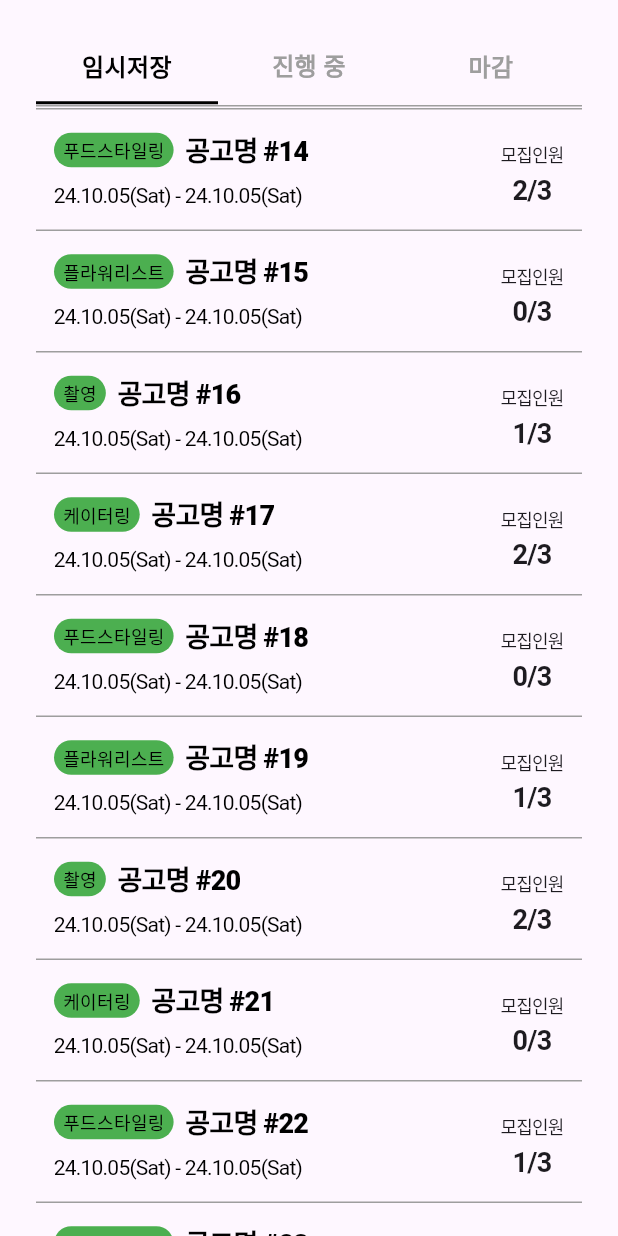
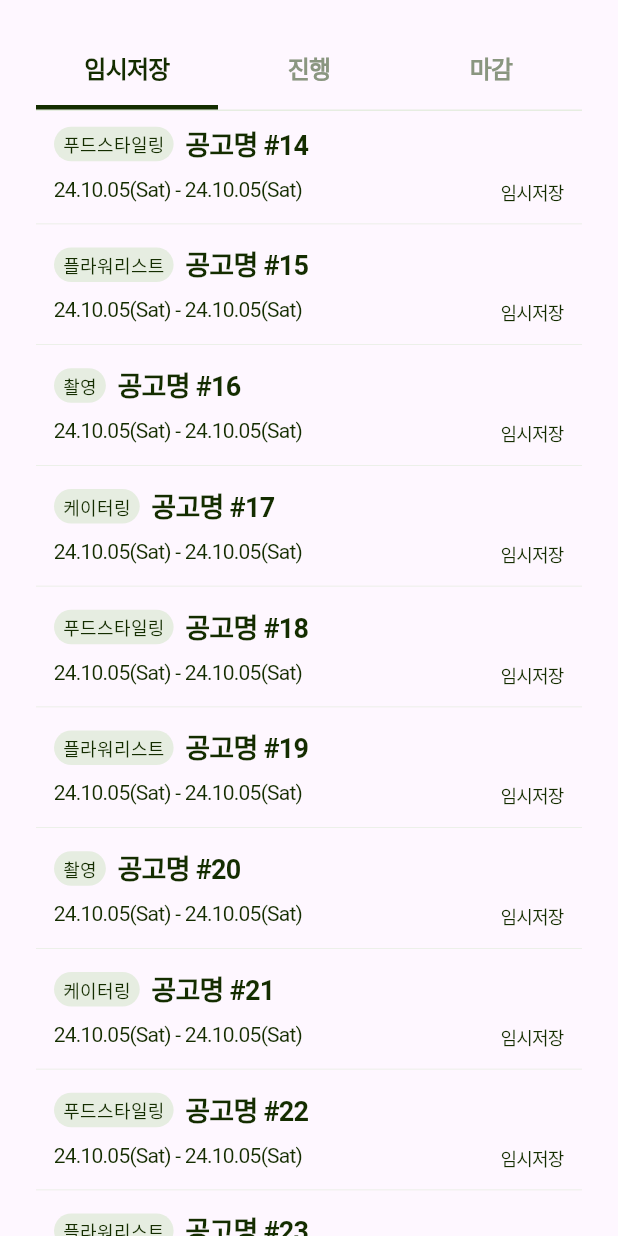
Before and after one commit to f-lab-edu/flutter-withu, a Flutter app: the screen it shows after launch, scrolled down 1152 dp, on a phone screen of 412 x 824 dp. Run offline on Flutter 3.47's test engine with Material 3 defaults, Android fonts, the phone set to English and light mode, and no system bars; our stand-ins replace auto_route, dio, equatable, flutter_bloc, freezed_annotation, get_it and 2 more.

Commit message:
feat: flutter_gen 으로 Color 리소스 관리 추가
1. Color 리소스 생성
2. Color 스타일 적용

```diff
--- a/lib/core/type/job_posting_status_type.dart
+++ b/lib/core/type/job_posting_status_type.dart
@@ -16,7 +16,7 @@ extension JobPostingStatusTypeEx on JobPostingStatusType {
       case JobPostingStatusType.temporary:
         return '임시저장';
       case JobPostingStatusType.inProgress:
-        return '진행 중';
+        return '진행';
       case JobPostingStatusType.closed:
         return '마감';
     }
--- a/lib/feature/job_posting/domain/entities/job_posting_entity.dart
+++ b/lib/feature/job_posting/domain/entities/job_posting_entity.dart
@@ -16,6 +16,9 @@ class JobPostingEntity {
   /// 종료날짜
   final DateTime? endDate;
 
+  /// 상태
+  final JobPostingStatusType status;
+
   /// 현재 지원한 인원 수
   final int current;
 
@@ -28,6 +31,7 @@ class JobPostingEntity {
     required this.category,
     required this.startDate,
     required this.endDate,
+    required this.status,
     required this.current,
     required this.max,
   });
--- a/lib/feature/job_posting/domain/usecases/usecases.dart
+++ b/lib/feature/job_posting/domain/usecases/usecases.dart
@@ -35,6 +35,7 @@ class JobPostingUseCaseImpl implements JobPostingUseCase {
               category: dto.category,
               startDate: dto.startDate,
               endDate: dto.endDate,
+              status: dto.status,
               current: dto.current,
               max: dto.max,
             ),
--- a/lib/feature/job_posting/presentation/widgets/job_postings_item.dart
+++ b/lib/feature/job_posting/presentation/widgets/job_postings_item.dart
@@ -1,7 +1,7 @@
 import 'package:flutter/material.dart';
-import 'package:withu_app/core/type/job_category.dart';
-import 'package:withu_app/core/utils/extensions/date_ex.dart';
+import 'package:withu_app/core/core.dart';
 import 'package:withu_app/feature/job_posting/domain/domain.dart';
+import 'package:withu_app/gen/colors.gen.dart';
 import 'package:withu_app/shared/shared.dart';
 
 /// 공고 목록 아이템
@@ -16,7 +16,10 @@ class JobPostingsItem extends StatelessWidget {
       padding: const EdgeInsets.all(12),
       decoration: const BoxDecoration(
         border: Border(
-          bottom: BorderSide(color: Colors.grey),
+          bottom: BorderSide(
+            color: ColorName.teritary,
+            width: 0.5,
+          ),
         ),
       ),
       child: Row(
@@ -24,17 +27,9 @@ class JobPostingsItem extends StatelessWidget {
         crossAxisAlignment: CrossAxisAlignment.end,
         children: [
           Expanded(
-            child: _Information(
-              title: entity.title,
-              category: entity.category,
-              startDate: entity.startDate,
-              endDate: entity.endDate,
-            ),
+            child: _Information(entity: entity),
           ),
-          _RecruitmentCounter(
-            max: entity.max,
-            current: entity.current,
-          ),
+          _RightView(entity: entity),
         ],
       ),
     );
@@ -42,30 +37,19 @@ class JobPostingsItem extends StatelessWidget {
 }
 
 class _Information extends StatelessWidget {
-  final JobCategory category;
+  final JobPostingEntity entity;
 
-  final String title;
-
-  final DateTime startDate;
-
-  final DateTime? endDate;
+  const _Information({required this.entity});
 
   String get _date => _getDisplayDate();
-
-  const _Information({
-    required this.category,
-    required this.title,
-    required this.startDate,
-    this.endDate,
-  });
 
   /// 표시 날짜 얻기.
   String _getDisplayDate() {
     const String format = 'yy.MM.dd(E)';
-    String result = startDate.format(format);
+    String result = entity.startDate.format(format);
 
-    if (endDate != null) {
-      result += ' - ${endDate?.format(format)}';
+    if (entity.endDate != null) {
+      result += ' - ${entity.endDate?.format(format)}';
     }
     return result;
   }
@@ -80,22 +64,22 @@ class _Information extends StatelessWidget {
           crossAxisAlignment: CrossAxisAlignment.center,
           children: [
             BaseBadge(
-              text: category.displayName,
+              text: entity.category.displayName,
               textStyle: const TextStyle(
                 fontSize: 12,
                 fontWeight: FontWeight.w400,
-                color: Colors.black,
+                color: ColorName.primary,
                 height: 19.2 / 12,
               ),
-              backgroundColor: Colors.green,
+              backgroundColor: ColorName.teritary,
             ),
             const SizedBox(width: 8),
             Text(
-              title,
+              entity.title,
               style: const TextStyle(
                 fontSize: 18,
-                fontWeight: FontWeight.w800,
-                color: Colors.black,
+                fontWeight: FontWeight.w700,
+                color: ColorName.primary,
                 height: 28.8 / 18,
                 letterSpacing: -0.5,
               ),
@@ -109,7 +93,7 @@ class _Information extends StatelessWidget {
           style: const TextStyle(
             fontSize: 14,
             fontWeight: FontWeight.w400,
-            color: Colors.black,
+            color: ColorName.primary,
             height: 22.4 / 14,
             letterSpacing: -0.5,
           ),
@@ -119,8 +103,48 @@ class _Information extends StatelessWidget {
   }
 }
 
-/// 모집인원
-class _RecruitmentCounter extends StatelessWidget {
+class _RightView extends StatelessWidget {
+  final JobPostingEntity entity;
+
+  const _RightView({required this.entity});
+
+  @override
+  Widget build(BuildContext context) {
+    switch (entity.status) {
+      case JobPostingStatusType.temporary:
+        return const _TemporaryView();
+      case JobPostingStatusType.inProgress:
+        return _InProgressView(
+          max: entity.max,
+          current: entity.current,
+        );
+      case JobPostingStatusType.closed:
+        return const _ClosedView();
+    }
+  }
+}
+
+/// 임시저장
+class _TemporaryView extends StatelessWidget {
+  const _TemporaryView();
+
+  @override
+  Widget build(BuildContext context) {
+    return const Text(
+      '임시저장',
+      style: TextStyle(
+        fontSize: 12,
+        fontWeight: FontWeight.w400,
+        color: ColorName.primary,
+        height: 19.2 / 12,
+        letterSpacing: -0.5,
+      ),
+    );
+  }
+}
+
+/// 진행 - 모집인원
+class _InProgressView extends StatelessWidget {
   /// 최대 인원
   final int max;
 
@@ -130,7 +154,7 @@ class _RecruitmentCounter extends StatelessWidget {
   /// 현재 / 최대
   String get counter => '$current/$max';
 
-  const _RecruitmentCounter({
+  const _InProgressView({
     required this.max,
     required this.current,
   });
@@ -145,6 +169,7 @@ class _RecruitmentCounter extends StatelessWidget {
           style: TextStyle(
             fontSize: 12,
             fontWeight: FontWeight.w400,
+            color: ColorName.primary,
             height: 19.2 / 12,
             letterSpacing: -0.5,
           ),
@@ -154,6 +179,7 @@ class _RecruitmentCounter extends StatelessWidget {
           style: const TextStyle(
             fontSize: 18,
             fontWeight: FontWeight.w700,
+            color: ColorName.primary,
             height: 28.8 / 18,
             letterSpacing: -0.5,
           ),
@@ -162,3 +188,22 @@ class _RecruitmentCounter extends StatelessWidget {
     );
   }
 }
+
+/// 마감
+class _ClosedView extends StatelessWidget {
+  const _ClosedView();
+
+  @override
+  Widget build(BuildContext context) {
+    return const Text(
+      '모집마감',
+      style: TextStyle(
+        fontSize: 12,
+        fontWeight: FontWeight.w400,
+        color: ColorName.primary,
+        height: 19.2 / 12,
+        letterSpacing: -0.5,
+      ),
+    );
+  }
+}
--- /dev/null
+++ b/lib/gen/colors.gen.dart
@@ -0,0 +1,33 @@
+/// GENERATED CODE - DO NOT MODIFY BY HAND
+/// *****************************************************
+///  FlutterGen
+/// *****************************************************
+
+// coverage:ignore-file
+// ignore_for_file: type=lint
+// ignore_for_file: directives_ordering,unnecessary_import,implicit_dynamic_list_literal,deprecated_member_use
+
+import 'package:flutter/painting.dart';
+import 'package:flutter/material.dart';
+
+class ColorName {
+  ColorName._();
+
+  /// Color: #F6BE2C
+  static const Color annotations = Color(0xFFF6BE2C);
+
+  /// Color: #142d00
+  static const Color primary = Color(0xFF142D00);
+
+  /// Color: #496433
+  static const Color primary80 = Color(0xFF496433);
+
+  /// Color: #8a9680
+  static const Color secondary = Color(0xFF8A9680);
+
+  /// Color: #e6ede1
+  static const Color teritary = Color(0xFFE6EDE1);
+
+  /// Color: #ffffff
+  static const Color white = Color(0xFFFFFFFF);
+}
--- a/lib/shared/widgets/tab/widget/base_tab.dart
+++ b/lib/shared/widgets/tab/widget/base_tab.dart
@@ -1,4 +1,5 @@
 import 'package:flutter/material.dart';
+import 'package:withu_app/gen/colors.gen.dart';
 import 'package:withu_app/shared/shared.dart';
 
 /// 탭 아이템
@@ -18,8 +19,8 @@ class BaseTab extends StatelessWidget {
 
   @override
   Widget build(BuildContext context) {
-    final textColor = isSelected ? Colors.black : Colors.grey;
-    final borderColor = isSelected ? Colors.black : Colors.transparent;
+    final textColor = isSelected ? ColorName.primary : ColorName.secondary;
+    final borderColor = isSelected ? ColorName.primary : Colors.transparent;
 
     return InkWell(
       onTap: onTap,
@@ -30,7 +31,7 @@ class BaseTab extends StatelessWidget {
           border: Border(
             bottom: BorderSide(
               color: borderColor,
-              width: 2,
+              width: 3,
             ),
           ),
         ),
@@ -40,6 +41,8 @@ class BaseTab extends StatelessWidget {
           style: TextStyle(
             fontSize: 16,
             fontWeight: FontWeight.w700,
+            height: 25.6 / 16,
+            letterSpacing: -0.5,
             color: textColor,
           ),
         ),
--- a/lib/shared/widgets/tab/widget/base_tabs.dart
+++ b/lib/shared/widgets/tab/widget/base_tabs.dart
@@ -1,4 +1,5 @@
 import 'package:flutter/material.dart';
+import 'package:withu_app/gen/colors.gen.dart';
 import 'package:withu_app/shared/shared.dart';
 
 /// Dynamic Tab
@@ -21,7 +22,9 @@ class BaseTabs extends StatelessWidget {
     return Container(
       decoration: const BoxDecoration(
         border: Border(
-          bottom: BorderSide(color: Colors.grey),
+          bottom: BorderSide(
+            color: ColorName.teritary,
+          ),
         ),
       ),
       child: Row(
```
Also changed, not shown: pubspec.yaml (+15 -1 lines), pubspec.lock, 1 other file.
